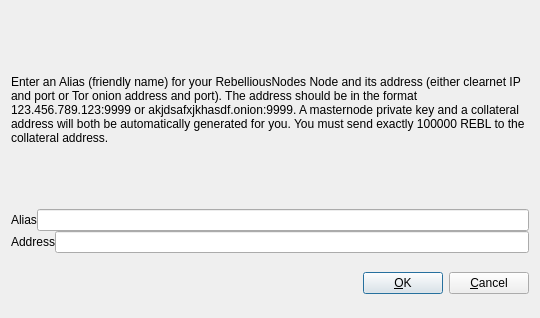
Before: the Qt Designer form src/qt/forms/addeditrebelliousnode.ui in RebelliousToken/REBL, drawn with Qt 5.
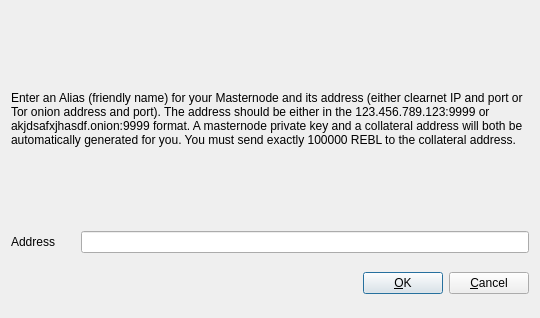
After: the same form once the commit is applied.

Commit message: Misc changes (Masternodes, sync, wallet design)

```diff
--- a/src/qt/forms/addeditrebelliousnode.ui
+++ b/src/qt/forms/addeditrebelliousnode.ui
@@ -37,7 +37,7 @@
         </sizepolicy>
        </property>
        <property name="text">
-        <string>&lt;html&gt;&lt;head/&gt;&lt;body&gt;&lt;p&gt;Enter an Alias (friendly name) for your RebelliousNodes Node and its address (either clearnet IP and port or Tor onion address and port). The address should be in the format 123.456.789.123:9999 or akjdsafxjkhasdf.onion:9999. A masternode private key and a collateral address will both be automatically generated for you. You must send exactly 100000 REBL to the collateral address.&lt;/p&gt;&lt;/body&gt;&lt;/html&gt;</string>
+        <string>&lt;html&gt;&lt;head/&gt;&lt;body&gt;&lt;p&gt;Enter an Alias (friendly name) for your Masternode and its address (either clearnet IP and port or Tor onion address and port). The address should be either in the 123.456.789.123:9999 or akjdsafxjhasdf.onion:9999 format. A masternode private key and a collateral address will both be automatically generated for you. You must send exactly 100000 REBL to the collateral address.&lt;/p&gt;&lt;/body&gt;&lt;/html&gt;</string>
        </property>
        <property name="wordWrap">
         <bool>true</bool>
@@ -48,24 +48,20 @@
       </widget>
      </item>
      <item>
-      <layout class="QHBoxLayout" name="horizontalLayout">
+      <layout class="QHBoxLayout" name="horizontalLayout" stretch="">
+       <property name="spacing">
+        <number>6</number>
+       </property>
        <property name="bottomMargin">
-        <number>0</number>
+        <number>4</number>
        </property>
-       <item>
-        <widget class="QLabel" name="label">
-         <property name="text">
-          <string>Alias</string>
-         </property>
-        </widget>
-       </item>
-       <item>
-        <widget class="QLineEdit" name="aliasLineEdit"/>
-       </item>
       </layout>
      </item>
      <item>
-      <layout class="QHBoxLayout" name="horizontalLayout_2">
+      <layout class="QHBoxLayout" name="horizontalLayout_2" stretch="1,7">
+       <property name="spacing">
+        <number>6</number>
+       </property>
        <property name="bottomMargin">
         <number>0</number>
        </property>
@@ -77,7 +73,14 @@
         </widget>
        </item>
        <item>
-        <widget class="QLineEdit" name="addressLineEdit"/>
+        <widget class="QLineEdit" name="addressLineEdit">
+         <property name="sizePolicy">
+          <sizepolicy hsizetype="Preferred" vsizetype="Fixed">
+           <horstretch>0</horstretch>
+           <verstretch>0</verstretch>
+          </sizepolicy>
+         </property>
+        </widget>
        </item>
       </layout>
      </item>
```
Left out of the diff: 2 changed lines with no effect on the pictures. The commit also changes 158 other files.
